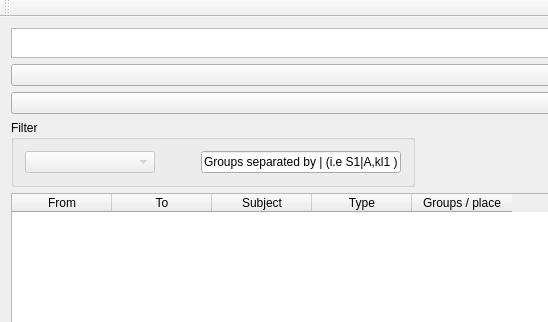
This is mainwindow.ui in mdom90/pum-planalyzer as Qt 5 draws it before an edit; both pictures show x 0 to 548 and y 0 to 322 of the 1270 by 507 pixel window. The edited form follows.
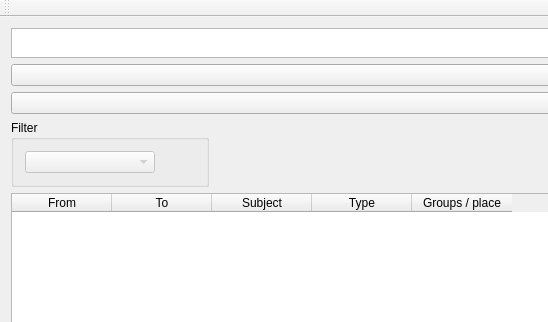
This is the edited form.

The edit to the form file:
```diff
--- a/mainwindow.ui
+++ b/mainwindow.ui
@@ -139,28 +139,6 @@
          </property>
         </spacer>
        </item>
-       <item>
-        <widget class="QLineEdit" name="GroupFilter_lineEdit">
-         <property name="sizePolicy">
-          <sizepolicy hsizetype="Fixed" vsizetype="Fixed">
-           <horstretch>0</horstretch>
-           <verstretch>0</verstretch>
-          </sizepolicy>
-         </property>
-         <property name="minimumSize">
-          <size>
-           <width>200</width>
-           <height>0</height>
-          </size>
-         </property>
-         <property name="text">
-          <string>Groups separated by | (i.e S1|A,kl1 )</string>
-         </property>
-         <property name="clearButtonEnabled">
-          <bool>false</bool>
-         </property>
-        </widget>
-       </item>
       </layout>
      </widget>
     </item>
```
Left out of the diff: 2 changed lines with no effect on the pictures.
